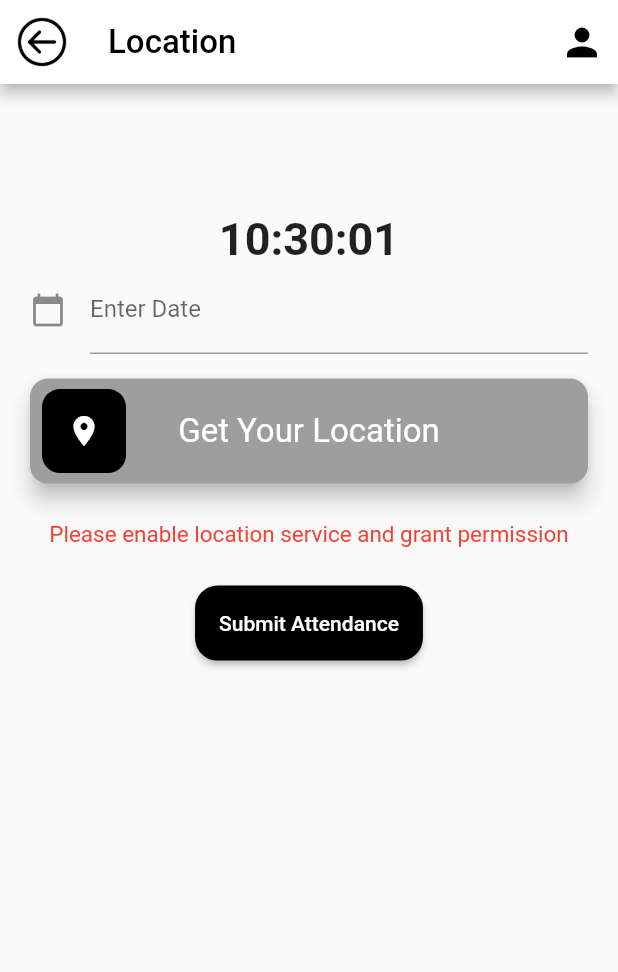
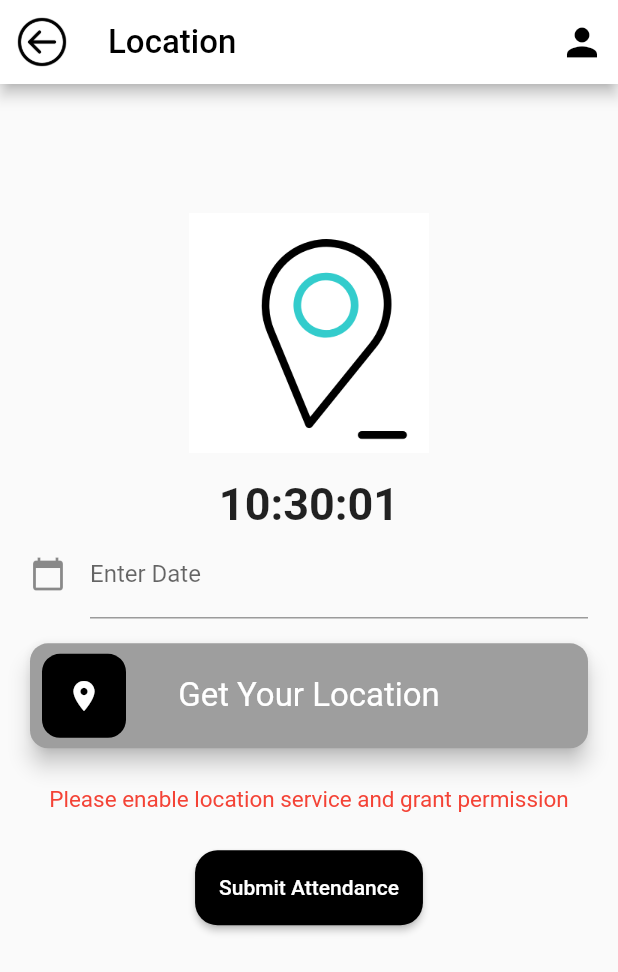
Before and after one commit to funky-dev99/Attendance-User, a Flutter app: the AttendLoc screen opened directly, on a phone screen of 412 x 824 dp. Shown: the top 972 px of the screen. Run offline on Flutter 3.47's test engine with Material 2 defaults, Android fonts, the phone set to English and light mode, and no system bars; drawn by our look-alikes of slide_to_act; our stand-ins replace file_picker, image_picker, location, qr_flutter, shared_preferences; missing offline and left inert: flutter_pdfview; accounts and stored records are empty.

Commit message:
Added gif attend_location

```diff
--- a/attend_user/lib/pages/attend_location.dart
+++ b/attend_user/lib/pages/attend_location.dart
@@ -114,6 +114,15 @@ class _AttendLocState extends State<AttendLoc> {
           children: [
             SizedBox(height: getSizeBoxHeightL(context)),
 
+            Image.asset(
+              "images/location.gif",
+              height: 160.0,
+              width: 160.0,
+            ),
+
+            SizedBox(height: getSizeBoxHeight(context)),
+
+
             Text(_timeString,style: TextStyle(fontSize: 30,fontWeight: FontWeight.bold),),
 
             TextField(
```
Also changed, not shown: attend_user/images/location.gif (added).
